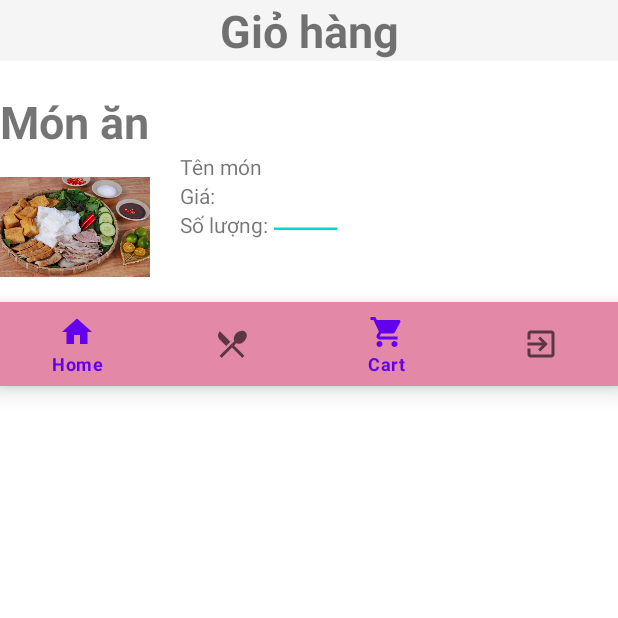
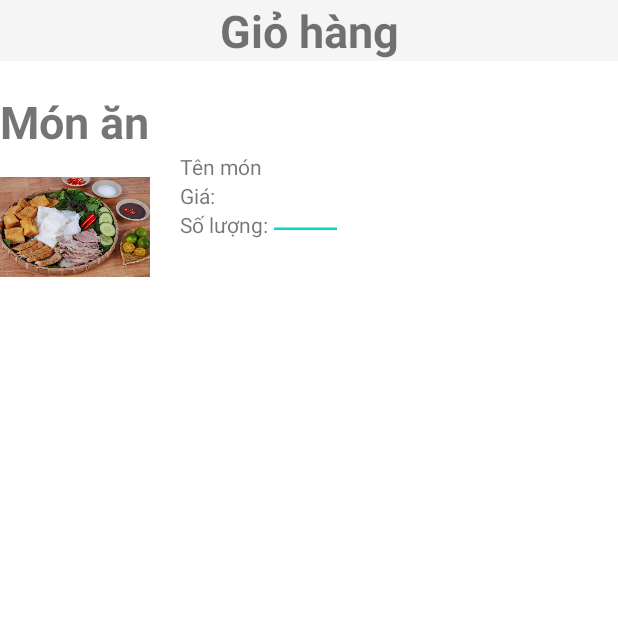
Before and after one commit to kothedangnhap/DoAnAndroid, an Android app: the Home screen opened directly, with no data from a screen before it, item 3 of the bottom bar chosen, on a phone screen of 412 x 824 dp, the top half of it. Run offline under Robolectric (Android 15) with nearby library versions, the phone set to English and light mode, and no system bars.

Commit message:
add cart activity

```diff
--- a/app/src/main/java/com/example/myapplication/CartActivity.java
+++ b/app/src/main/java/com/example/myapplication/CartActivity.java
@@ -16,24 +16,6 @@ public class CartActivity extends AppCompatActivity {
     protected void onCreate(Bundle savedInstanceState) {
         super.onCreate(savedInstanceState);
         setContentView(R.layout.activity_cart);
-        final BottomNavigationView bottomNavigationView = (BottomNavigationView)findViewById(R.id.nav_menu);
 
-        MenuItem select = bottomNavigationView.getMenu().findItem(bottomNavigationView.getSelectedItemId());
-        select.setChecked(false);
-        bottomNavigationView.getMenu().findItem(R.id.nav_cart).setChecked(true);
-        bottomNavigationView.setOnNavigationItemSelectedListener(new BottomNavigationView.OnNavigationItemSelectedListener() {
-            @Override
-            public boolean onNavigationItemSelected(@NonNull MenuItem item) {
-                switch (item.getItemId()) {
-                    case R.id.nav_home:
-                        Intent Home = new Intent(CartActivity.this, Home.class);
-
-                        startActivity(Home);
-                    default:
-                        break;
-                }
-                return false;
-            }
-        });
     }
 }
--- a/app/src/main/java/com/example/myapplication/Home.java
+++ b/app/src/main/java/com/example/myapplication/Home.java
@@ -24,6 +24,14 @@ public class Home extends AppCompatActivity {
                     case R.id.nav_cart:
                         Intent cartDetail = new Intent(Home.this, CartActivity.class);
                         startActivity(cartDetail);
+                        break;
+
+                    case  R.id.nav_sign_out:
+                        /// code for signin
+                        break;
+                    case R.id.nav_category:
+                        //code for category
+                        break;
                     default:
                         break;
                 }
--- a/app/src/main/res/layout/activity_cart.xml
+++ b/app/src/main/res/layout/activity_cart.xml
@@ -81,14 +81,7 @@
         </RelativeLayout>
 
     </LinearLayout>
-    <com.google.android.material.bottomnavigation.BottomNavigationView
-        android:id="@+id/nav_menu"
 
-        android:layout_width="match_parent"
-        android:layout_height="wrap_content"
-        android:layout_gravity="bottom"
-        android:background="#E488A7"
-        app:menu="@menu/menu" />
 
 
 </LinearLayout>
--- a/app/src/main/res/menu/menu.xml
+++ b/app/src/main/res/menu/menu.xml
@@ -9,7 +9,7 @@
 
     <group android:id="@+id/category_group">
         <item
-            android:id="@+id/nav_menu"
+            android:id="@+id/nav_category"
             android:icon="@drawable/ic_restaurant_menu_black_24dp"
             android:title="@string/menu_menu" />
     </group>
```
